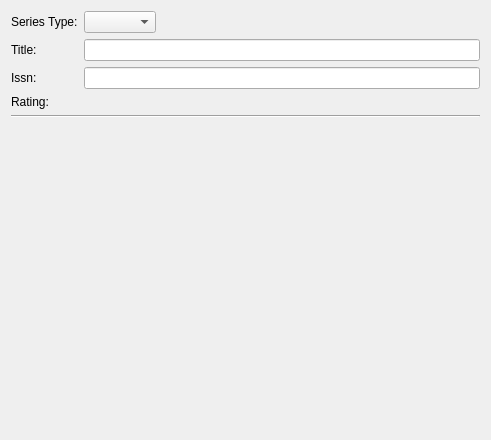
Old version of the form src/mainui/sidebar/serieswidget.ui in the repository KDE/conquirere.
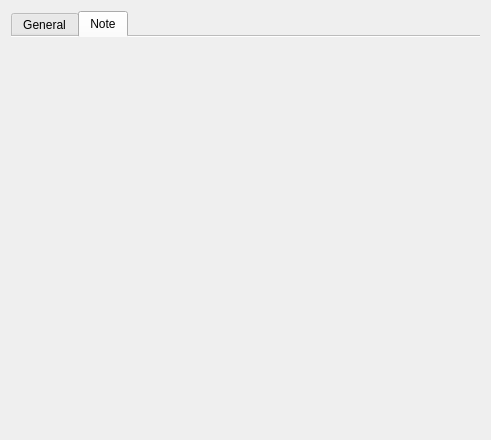
New version of the form. The open tabs and pages were chosen to show the change. Custom widgets are drawn as their Qt base class.

Commit message: allow to add/edit/remove pimo:Note resources to nearly anything

Diff of the .ui file:
```diff
--- a/src/mainui/sidebar/serieswidget.ui
+++ b/src/mainui/sidebar/serieswidget.ui
@@ -15,6 +15,19 @@
   </property>
   <layout class="QVBoxLayout" name="verticalLayout">
    <item>
+    <widget class="QTabWidget" name="tabWidget">
+     <property name="currentIndex">
+      <number>0</number>
+     </property>
+     <property name="documentMode">
+      <bool>true</bool>
+     </property>
+     <widget class="QWidget" name="tab">
+      <attribute name="title">
+       <string>General</string>
+      </attribute>
+      <layout class="QVBoxLayout" name="verticalLayout_3">
+       <item>
     <layout class="QFormLayout" name="formLayout">
      <property name="fieldGrowthPolicy">
       <enum>QFormLayout::ExpandingFieldsGrow</enum>
@@ -95,6 +108,33 @@
    </item>
   </layout>
  </widget>
+     <widget class="QWidget" name="tab_2">
+      <attribute name="title">
+       <string>Note</string>
+      </attribute>
+      <layout class="QVBoxLayout" name="verticalLayout_2">
+       <item>
+        <widget class="ListAnnotationsWidget" name="editAnnot" native="true"/>
+       </item>
+       <item>
+        <spacer name="verticalSpacer">
+         <property name="orientation">
+          <enum>Qt::Vertical</enum>
+         </property>
+         <property name="sizeHint" stdset="0">
+          <size>
+           <width>20</width>
+           <height>380</height>
+          </size>
+         </property>
+        </spacer>
+       </item>
+      </layout>
+     </widget>
+    </widget>
+   </item>
+  </layout>
+ </widget>
  <customwidgets>
   <customwidget>
    <class>KComboBox</class>
@@ -120,6 +160,12 @@
    <header>sidebar/listpartswidget.h</header>
    <container>1</container>
   </customwidget>
+  <customwidget>
+   <class>ListAnnotationsWidget</class>
+   <extends>QWidget</extends>
+   <header>sidebar/listannotationswidget.h</header>
+   <container>1</container>
+  </customwidget>
  </customwidgets>
  <tabstops>
   <tabstop>editType</tabstop>
```
Left out of the diff: 1 changed line with no effect on the pictures. Lines whose indentation alone changed are shown as unchanged. The commit also changes 14 other files.
